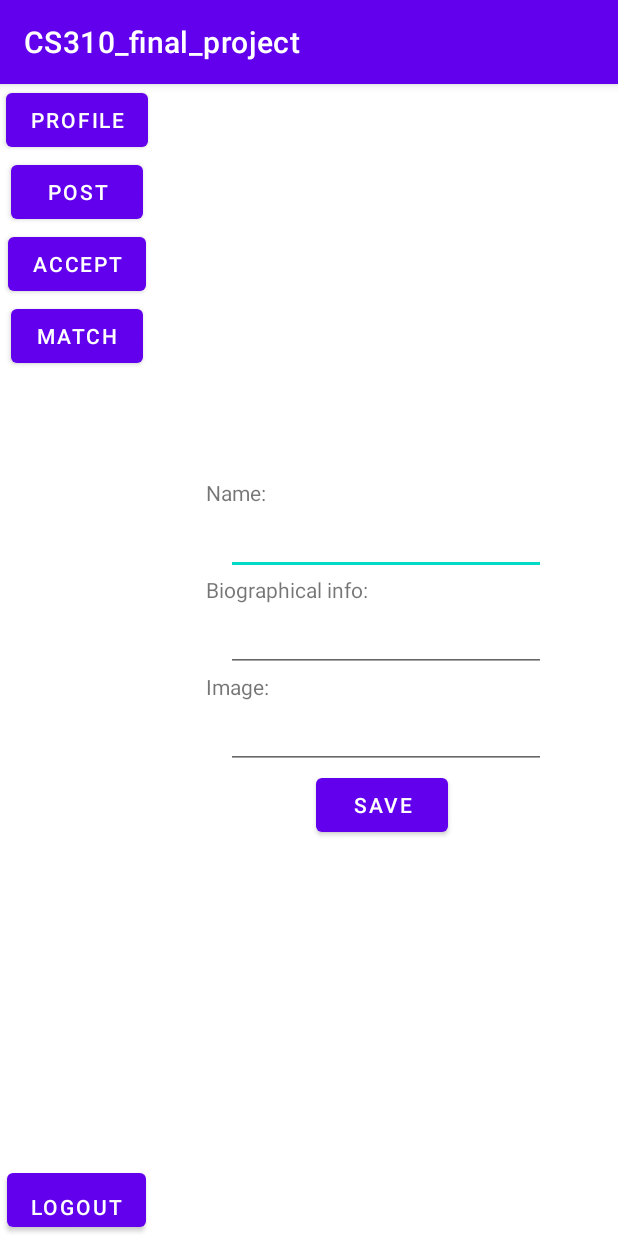
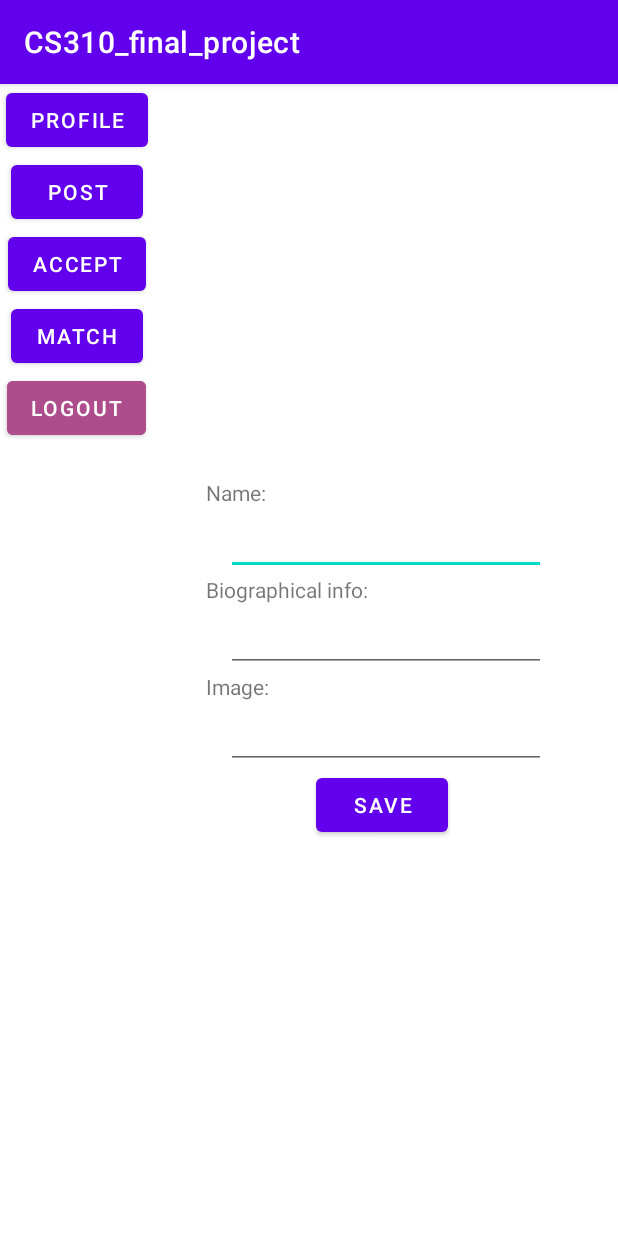
Before and after one commit to cyoulim/CSCI310_final_project, an Android app: the ProfileActivity screen opened directly, with no data from a screen before it, on a phone screen of 412 x 824 dp. Run offline under Robolectric (Android 15) with nearby library versions, the phone set to English and light mode, and no system bars; our stand-ins replace Firebase (no records; nobody signed in at launch, a user with empty details on screens opened directly).

Commit message:
logout button

```diff
--- a/app/src/main/res/layout/activity_profile.xml
+++ b/app/src/main/res/layout/activity_profile.xml
@@ -44,19 +44,20 @@
                 android:layout_width="wrap_content"
                 android:layout_height="wrap_content" />
 
-            <LinearLayout
-                android:layout_width="match_parent"
-                android:layout_height="0dip"
-                android:layout_weight="1"
-                android:gravity="center|bottom"
-                android:orientation="vertical" >
-                <Button
-                    android:id="@+id/logout_Button"
-                    android:layout_width="wrap_content"
-                    android:layout_height="wrap_content"
-                    android:gravity="center|bottom"
-                    android:text="logout" />
-            </LinearLayout>
+            <!--        <LinearLayout-->
+            <!--            android:layout_width="match_parent"-->
+            <!--            android:layout_height="0dip"-->
+            <!--            android:layout_weight="1"-->
+            <!--            android:gravity="center|bottom"-->
+            <!--            android:orientation="vertical" >-->
+            <Button
+                android:id="@+id/logout_Button"
+                android:layout_width="wrap_content"
+                android:layout_height="wrap_content"
+                android:backgroundTint="#AE4D8B"
+                android:text="logout" />
+            <!--                android:gravity="center|bottom"-->
+            <!--        </LinearLayout>-->
 
 
         </LinearLayout>
```
Also changed, not shown: 1 other file.
